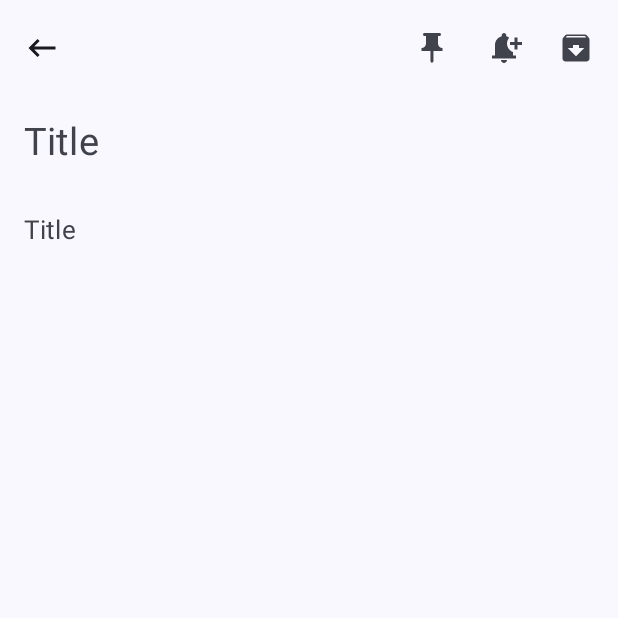
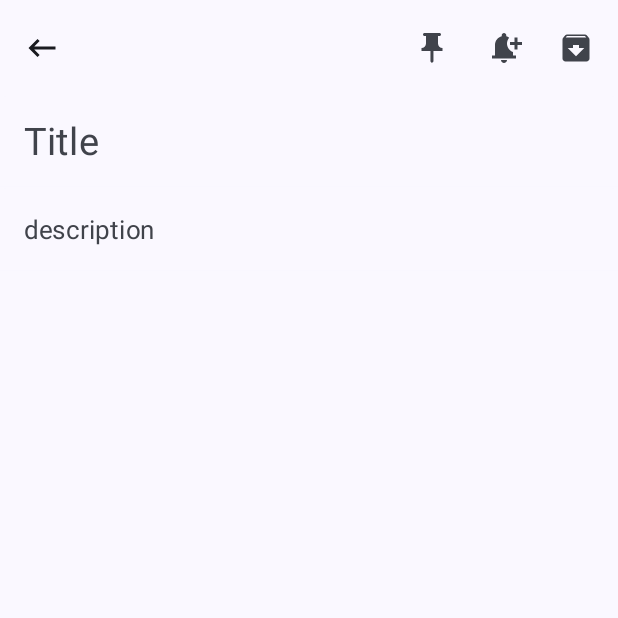
Before and after one commit to jaszczurga/NoteApp, an Android app built with Jetpack Compose: the composable NoteScreen shown on its own in the app's theme, after a tap on "Localized description", on a phone screen of 412 x 824 dp, the top half of it. Run offline under Robolectric (Android 15) with nearby library versions, the light colour scheme and no system bars; our stand-ins replace Dagger/Hilt's generated code, Room's generated code; 2 statements that could not run were skipped.

Commit message:
dodanie do entity Note date,isDeleted,isArchived lekkie zmiany w dao w getNotes

```diff
--- a/app/src/main/java/com/example/googlenotesclone/data/ROOM/Note.kt
+++ b/app/src/main/java/com/example/googlenotesclone/data/ROOM/Note.kt
@@ -1,8 +1,12 @@
 package com.example.googlenotesclone.data.ROOM
 
+import android.icu.util.Calendar
 import androidx.room.ColumnInfo
 import androidx.room.Entity
 import androidx.room.PrimaryKey
+import java.time.LocalDate
+import java.time.LocalDateTime
+import java.util.Date
 
 
 @Entity(tableName = "notes_table")
@@ -19,9 +23,15 @@ data class Note(
     @ColumnInfo(name = "description")
     val description: String,
 
-    //TODO(dodac date converter!!!)
-//    @ColumnInfo(name = "date")
-//    val date: Date=Date()
+    @ColumnInfo(name = "is_archived")
+    val isArchived: Boolean=false,
+
+    @ColumnInfo(name = "is_deleted")
+    val isDeleted: Boolean=false,
+
+    //TODO("dodac do UI")
+    @ColumnInfo(name = "date")
+    val date :String= Calendar.getInstance().time.toString()
 
 
 )
--- a/app/src/main/java/com/example/googlenotesclone/data/ROOM/NoteDao.kt
+++ b/app/src/main/java/com/example/googlenotesclone/data/ROOM/NoteDao.kt
@@ -12,7 +12,7 @@ import kotlinx.coroutines.flow.Flow
 @Dao
 interface NoteDao {
 
-    @Query("SELECT * from notes_table")
+    @Query("SELECT * from notes_table where is_archived = 0 and is_deleted = 0")
     fun getNotes():
             Flow<List<Note>>
 
--- a/app/src/main/java/com/example/googlenotesclone/screens/NoteScreen/NoteScreen.kt
+++ b/app/src/main/java/com/example/googlenotesclone/screens/NoteScreen/NoteScreen.kt
@@ -96,7 +96,7 @@ fun NoteScreen(navController : NavHostController = NavHostController(LocalContex
                     enabled = true ,
                     placeholder = {
                         Text(
-                            text = if(uiState.note.title.isEmpty()) "Title" else uiState.note.description ,
+                            text = if(uiState.note.description.isEmpty()) "description" else uiState.note.description ,
                             fontSize = 17.sp
                         )
                     } ,
--- a/app/src/main/java/com/example/googlenotesclone/screens/NoteScreen/NoteScreenViewModel.kt
+++ b/app/src/main/java/com/example/googlenotesclone/screens/NoteScreen/NoteScreenViewModel.kt
@@ -74,7 +74,7 @@ class NoteScreenViewModel @Inject constructor(private val repository : NoteRepos
     fun saveNote() {
         Log.d("saveNote()log" , "saveNote: wywolanie saveNote")
         Log.d("saveNote()log" , "saveNote: ${uiState.value.note.title} ${uiState.value.note.id}")
-        if (uiState.value.note.title.isEmpty() || uiState.value.note.description.isEmpty()) {
+        if (uiState.value.note.title.isEmpty() && uiState.value.note.description.isEmpty()) {
             _uiState.update {
                 it.copy(userMessage = "note cannot be empty")
             }
```
